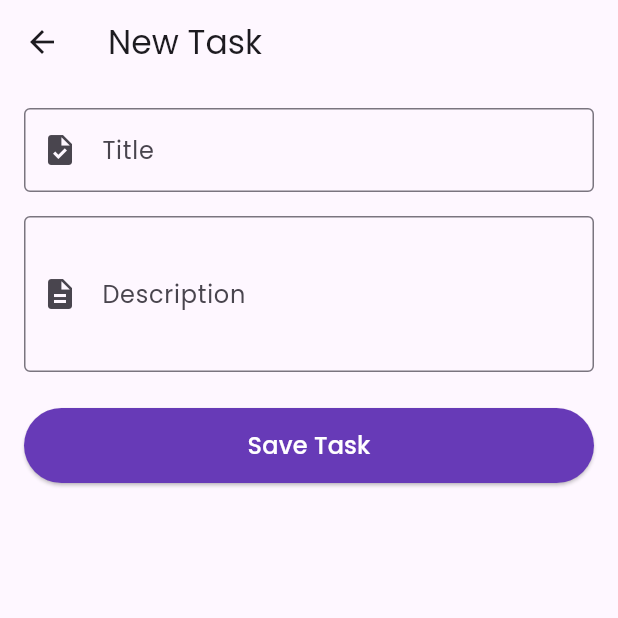
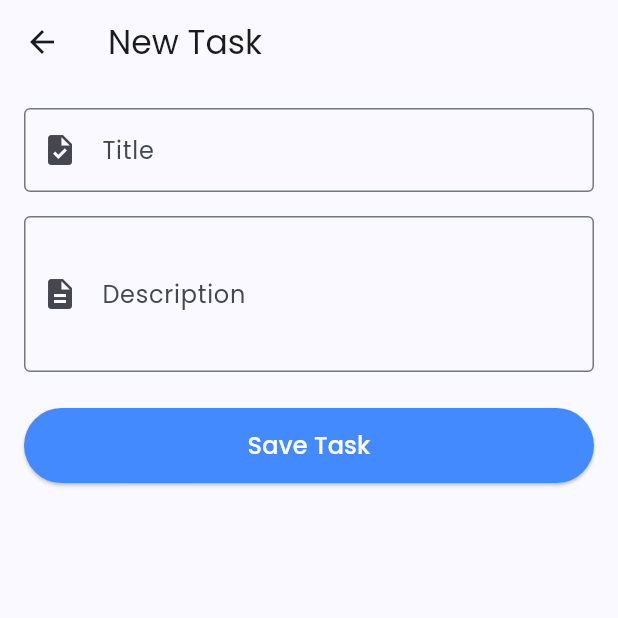
Before and after one commit to samiappdev/task_manager_api, a Flutter app: the screen it shows after launch, after a tap on the "add" icon, on a phone screen of 412 x 824 dp, the top half of it. Run offline on Flutter 3.47's test engine with Material 3 defaults, Android fonts, the phone set to English and light mode, and no system bars; our stand-ins replace flutter_riverpod, go_router, google_fonts; network calls fail.

Commit message:
Improved UI + display date

```diff
--- a/lib/add_task_screen.dart
+++ b/lib/add_task_screen.dart
@@ -90,7 +90,7 @@ class _AddTaskState extends ConsumerState<AddTaskScreen> {
                 child: ElevatedButton(
                   onPressed: _isLoading ? null : _saveTask,
                   style: ElevatedButton.styleFrom(
-                    backgroundColor: Colors.deepPurple,
+                    backgroundColor: Colors.blueAccent,
                     foregroundColor: Colors.white,
                   ),
                   child: _isLoading
--- a/lib/main.dart
+++ b/lib/main.dart
@@ -21,7 +21,7 @@ class MyApp extends StatelessWidget {
 
       theme: ThemeData(
         colorScheme: ColorScheme.fromSeed(
-          seedColor: Colors.deepPurple,
+          seedColor: Colors.blueAccent,
           brightness: Brightness.light,
         ),
         useMaterial3: true,
```
Also changed, not shown: lib/home_screen.dart (+24 -7 lines).
